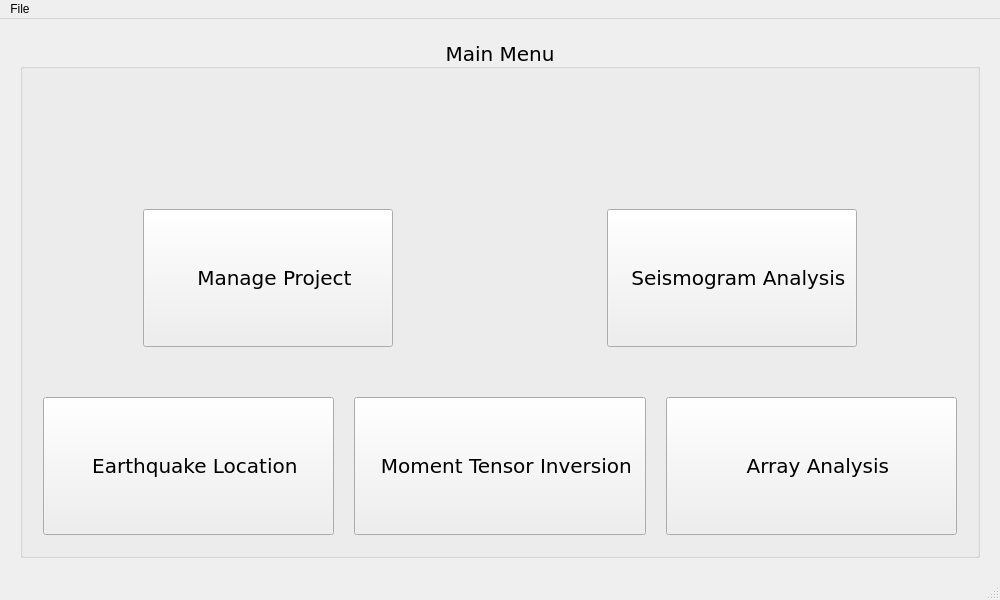
Qt form isp/resources/designer_uis/MainFrame.ui (ProjectISP/ISP) before a commit.
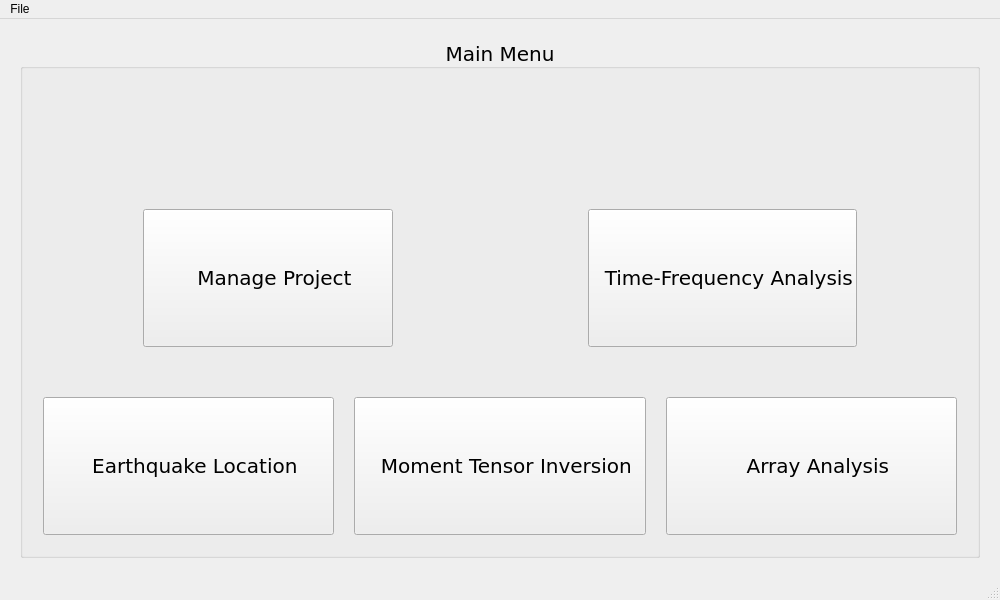
The same form after that commit. Icons and pictures are not drawn.

Commit message: New array analysis Module and customize plot in Time-Frequency Analysis

```diff
--- a/isp/resources/designer_uis/MainFrame.ui
+++ b/isp/resources/designer_uis/MainFrame.ui
@@ -213,7 +213,7 @@
               </size>
              </property>
              <property name="text">
-              <string>  Seismogram Analysis</string>
+              <string>  Time-Frequency Analysis</string>
              </property>
              <property name="icon">
               <iconset resource="../resources.qrc">
```
The commit also changes 6 other files.
